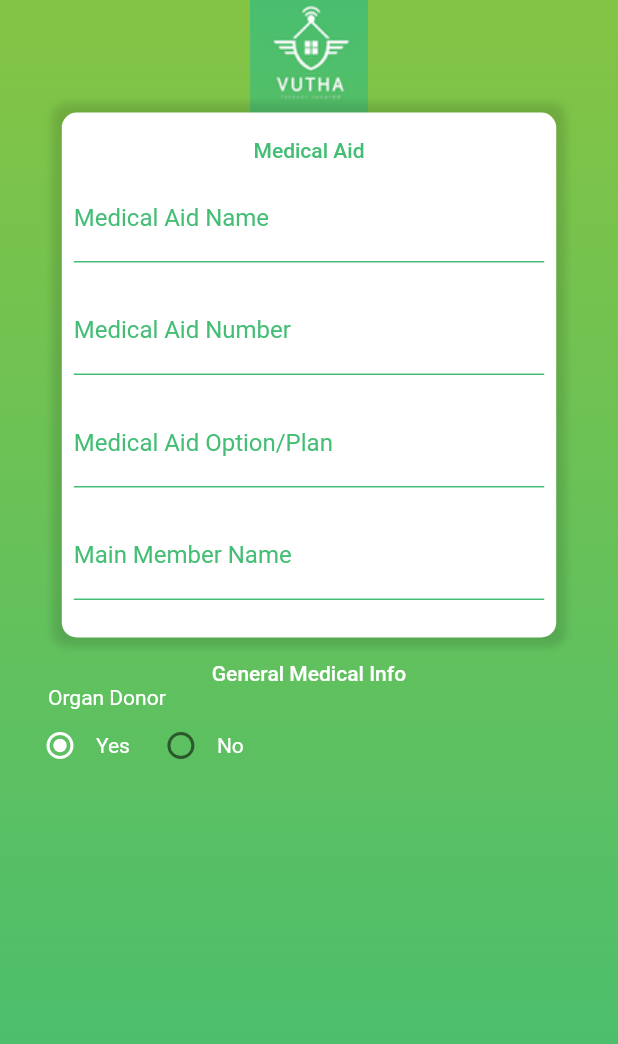
After one commit to Hasib74/VUTHA-APP, a Flutter app: the MedicalInfoScreen screen opened directly, on a phone screen of 412 x 824 dp. The commit adds this screen. Shown: the top 1044 px of the screen. Run offline on Flutter 3.47's test engine with Material 2 defaults, Android fonts, the phone set to English and light mode, and no system bars; our stand-ins replace firebase_auth, firebase_database, firebase_messaging, flutter_local_notifications, flutter_spinkit, geolocator and 3 more; missing offline and left inert: devicelocale, flutter_sim_country_code, geocoder; accounts and stored records are empty.

Commit message:
* BMedicalInfoScreen 50% done

```diff
--- a/lib/main.dart
+++ b/lib/main.dart
@@ -3,7 +3,7 @@ import 'package:provider/provider.dart';
 import 'package:vutha_app/src/Controller/SpController/SpController.dart';
 import 'package:vutha_app/src/Utls/Common.dart';
 import 'package:vutha_app/src/Utls/Functions.dart';
-import 'package:vutha_app/src/View/LogInAndRegistation/InitialPage.dart';
+import 'package:vutha_app/src/View/InitialPage.dart';
 import 'package:vutha_app/src/View/Map/MapActivity.dart';
 
 import 'package:vutha_app/src/Middleware/MasterCode.dart'
--- a/lib/src/View/Drawer/NavigationDrawer.dart
+++ b/lib/src/View/Drawer/NavigationDrawer.dart
@@ -6,8 +6,9 @@ import 'package:vutha_app/src/Utls/Functions.dart';
 import 'package:vutha_app/src/View/Chat/Chat.dart';
 import 'package:vutha_app/src/View/Edit/ChangePasswordOrNumber.dart';
 import 'package:vutha_app/src/View/History/History.dart';
-import 'package:vutha_app/src/View/LogInAndRegistation/InitialPage.dart';
+import 'package:vutha_app/src/View/InitialPage.dart';
 import 'package:vutha_app/src/Route/Routs.dart' as routes;
+import 'package:vutha_app/src/View/Medical/MedicalInfoScreen.dart';
 //import 'Chat';
 
 class NavigationDrawer extends StatelessWidget {
@@ -57,7 +58,7 @@ class NavigationDrawer extends StatelessWidget {
                       } catch (err) {}
                     },
                     leading: Icon(
-                      Icons.chat,
+                      Icons.chat_outlined,
                       color: AppColors.primaryColor,
                     ),
                     title: Text(
@@ -78,7 +79,7 @@ class NavigationDrawer extends StatelessWidget {
                       color: AppColors.primaryColor,
                     ),
                     title: Text(
-                      "Histoty",
+                      "History",
                       style: TextStyle(
                           color: AppColors.primaryColor,
                           fontWeight: FontWeight.bold,
@@ -100,6 +101,31 @@ class NavigationDrawer extends StatelessWidget {
                     ),
                     title: Text(
                       "Chnage Password Or Number",
+                      style: TextStyle(
+                          color: AppColors.primaryColor,
+                          fontWeight: FontWeight.bold,
+                          fontSize: 17),
+                    ),
+                  ),
+                  ListTile(
+                    onTap: () {
+                      // removeLogInInfo(context);
+
+                      print("Medical Info Screen");
+
+                      Navigator.pop(context);
+                      Navigator.push(
+                          context,
+                          new MaterialPageRoute(
+                              builder: (context) => MedicalInfoScreen()));
+
+                    },
+                    leading: Icon(
+                      Icons.medical_services_outlined,
+                      color: AppColors.primaryColor,
+                    ),
+                    title: Text(
+                      "Medical Bureau",
                       style: TextStyle(
                           color: AppColors.primaryColor,
                           fontWeight: FontWeight.bold,
--- a/lib/src/View/Edit/ChangeNumber.dart
+++ b/lib/src/View/Edit/ChangeNumber.dart
@@ -16,7 +16,19 @@ class ChangeNumber extends StatelessWidget {
   Widget build(BuildContext context) {
     final provider = Provider.of<ChangePasswordAndNumberProvider>(context);
 
-    return Column(
+    return Scaffold(
+      appBar: AppBar(
+        backgroundColor: Colors.transparent,
+        elevation: 0,
+        leading: InkWell(
+          onTap: () => Navigator.pop(context),
+          child: Icon(
+            Icons.arrow_back,
+            color: AppColors.primaryColor,
+          ),
+        ),
+      ),
+      body: Column(
         mainAxisAlignment: MainAxisAlignment.center,
         crossAxisAlignment: CrossAxisAlignment.center,
         children: [
@@ -67,8 +79,11 @@ class ChangeNumber extends StatelessWidget {
               },
               child: Container(
                 height: 40,
-              decoration: BoxDecoration(color: AppColors.primaryColor, boxShadow: [
-                BoxShadow(color: Colors.black26, blurRadius: 1, spreadRadius: 1)
+                decoration: BoxDecoration(
+                    color: AppColors.primaryColor,
+                    boxShadow: [
+                      BoxShadow(
+                          color: Colors.black26, blurRadius: 1, spreadRadius: 1)
                     ]),
                 child: Center(
                     child: Text(
@@ -82,6 +97,7 @@ class ChangeNumber extends StatelessWidget {
             ),
           ),
         ],
+      ),
     );
   }
 }
--- a/lib/src/View/Edit/ChangePasswordOrNumber.dart
+++ b/lib/src/View/Edit/ChangePasswordOrNumber.dart
@@ -4,6 +4,7 @@ import 'package:provider/provider.dart';
 import 'package:vutha_app/src/Middleware/MasterCode.dart';
 import 'package:vutha_app/src/Provider/Update/ChnagePasswordAndNumber.dart';
 import 'package:vutha_app/src/Route/Routs.dart';
+import 'package:vutha_app/src/Utls/AppConstant/AppColors.dart';
 import 'package:vutha_app/src/Utls/Common.dart';
 import 'package:vutha_app/src/View/Edit/ChangeNumber.dart';
 import 'package:vutha_app/src/View/Edit/ChangePassword.dart';
@@ -26,8 +27,6 @@ class ChangePasswordAndNumber extends StatelessWidget {
 
   @override
   Widget build(BuildContext context) {
-
-
     isMasterCodeChecked().then((value) {
       if (!value) {
         routeAndRemovePreviousRoute(
@@ -69,6 +68,17 @@ class ChangePasswordAndNumber extends StatelessWidget {
         }
       },
       child: Scaffold(
+        /* appBar: AppBar(
+          backgroundColor: Colors.transparent,
+          elevation: 0,
+          leading: InkWell(
+            onTap: () => Navigator.pop(context),
+            child: Icon(
+              Icons.arrow_back,
+              color: AppColors.primaryColor,
+            ),
+          ),
+        ),*/
         key: _globalKey,
         body: Stack(
           children: [
--- /dev/null
+++ b/lib/src/View/Medical/MedicalInfoScreen.dart
@@ -0,0 +1,213 @@
+import 'package:flutter/material.dart';
+import 'package:vutha_app/src/Utls/AppConstant/AppColors.dart';
+
+class MedicalInfoScreen extends StatefulWidget {
+  @override
+  _MedicalInfoScreenState createState() => _MedicalInfoScreenState();
+}
+
+class _MedicalInfoScreenState extends State<MedicalInfoScreen> {
+  var _organic_donor = 0;
+
+  @override
+  Widget build(BuildContext context) {
+    return Scaffold(
+      body: SafeArea(
+        child: Container(
+          height: MediaQuery.of(context).size.height,
+          width: MediaQuery.of(context).size.width,
+          decoration: BoxDecoration(
+              gradient: LinearGradient(colors: [
+            AppColors.secondaryColor,
+            AppColors.primaryColor,
+          ], begin: Alignment.topCenter, end: Alignment.bottomCenter)),
+          child: Column(
+            //  mainAxisAlignment: MainAxisAlignment.center,
+            crossAxisAlignment: CrossAxisAlignment.center,
+            children: [
+              _icon(),
+              _medical_aid(),
+              _generalMedicalInfo(),
+            ],
+          ),
+        ),
+      ),
+    );
+  }
+
+  _icon() {
+    return Image(image: AssetImage("Img/logo.jpg"));
+  }
+
+  _medical_aid() {
+    return Container(
+      height: 350,
+      width: MediaQuery.of(context).size.width * 0.8,
+      decoration: BoxDecoration(
+          color: Colors.white,
+          borderRadius: BorderRadius.all(Radius.circular(10)),
+          boxShadow: [
+            BoxShadow(color: Colors.black12, blurRadius: 4, spreadRadius: 6)
+          ]),
+      child: Column(
+        mainAxisAlignment: MainAxisAlignment.center,
+        crossAxisAlignment: CrossAxisAlignment.center,
+        children: [
+          Text(
+            "Medical Aid",
+            style: Theme.of(context)
+                .textTheme
+                .bodyText1
+                .copyWith(color: AppColors.primaryColor),
+          ),
+          Padding(
+            padding: const EdgeInsets.all(8.0),
+            child: TextField(
+              decoration: new InputDecoration(
+                //  hintText: "Medical Aid Name",
+                labelText: "Medical Aid Name",
+                labelStyle: new TextStyle(color: AppColors.primaryColor),
+                enabledBorder: UnderlineInputBorder(
+                  borderSide: BorderSide(color: AppColors.primaryColor),
+                ),
+                focusedBorder: UnderlineInputBorder(
+                  borderSide: BorderSide(color: AppColors.primaryColor),
+                ),
+                border: UnderlineInputBorder(
+                  borderSide: BorderSide(color: AppColors.primaryColor),
+                ),
+              ),
+            ),
+          ),
+          Padding(
+            padding: const EdgeInsets.all(8.0),
+            child: TextField(
+              decoration: new InputDecoration(
+                //  hintText: "Medical Aid Name",
+                labelText: "Medical Aid Number",
+                labelStyle: new TextStyle(color: AppColors.primaryColor),
+                enabledBorder: UnderlineInputBorder(
+                  borderSide: BorderSide(color: AppColors.primaryColor),
+                ),
+                focusedBorder: UnderlineInputBorder(
+                  borderSide: BorderSide(color: AppColors.primaryColor),
+                ),
+                border: UnderlineInputBorder(
+                  borderSide: BorderSide(color: AppColors.primaryColor),
+                ),
+              ),
+            ),
+          ),
+          Padding(
+            padding: const EdgeInsets.all(8.0),
+            child: TextField(
+              decoration: new InputDecoration(
+                //  hintText: "Medical Aid Name",
+                labelText: "Medical Aid Option/Plan",
+                labelStyle: new TextStyle(color: AppColors.primaryColor),
+                enabledBorder: UnderlineInputBorder(
+                  borderSide: BorderSide(color: AppColors.primaryColor),
+                ),
+                focusedBorder: UnderlineInputBorder(
+                  borderSide: BorderSide(color: AppColors.primaryColor),
+                ),
+                border: UnderlineInputBorder(
+                  borderSide: BorderSide(color: AppColors.primaryColor),
+                ),
+              ),
+            ),
+          ),
+          Padding(
+            padding: const EdgeInsets.all(8.0),
+            child: TextField(
+              decoration: new InputDecoration(
+                //  hintText: "Medical Aid Name",
+                labelText: "Main Member Name",
+                labelStyle: new TextStyle(color: AppColors.primaryColor),
+                enabledBorder: UnderlineInputBorder(
+                  borderSide: BorderSide(color: AppColors.primaryColor),
+                ),
+                focusedBorder: UnderlineInputBorder(
+                  borderSide: BorderSide(color: AppColors.primaryColor),
+                ),
+                border: UnderlineInputBorder(
+                  borderSide: BorderSide(color: AppColors.primaryColor),
+                ),
+              ),
+            ),
+          ),
+        ],
+      ),
+    );
+  }
+
+  _generalMedicalInfo() {
+    return Padding(
+      padding: const EdgeInsets.all(16.0),
+      child: Column(
+        children: [
+          Text(
+            "General Medical Info",
+            style: Theme.of(context)
+                .textTheme
+                .bodyText1
+                .copyWith(color: Colors.white),
+          ),
+          Align(
+              alignment: Alignment.centerLeft,
+              child: Padding(
+                padding: const EdgeInsets.only(left: 16.0),
+                child: Text(
+                  "Organ Donor",
+                  textAlign: TextAlign.start,
+                  style: Theme.of(context)
+                      .textTheme
+                      .bodyText2
+                      .copyWith(color: Colors.white),
+                ),
+              )),
+          Row(
+            children: [
+              Radio(
+                  activeColor: Colors.white,
+                  hoverColor: Colors.white,
+                  toggleable: true,
+                  value: 0,
+                  groupValue: _organic_donor,
+                  onChanged: _organicRadioButtonHandle),
+              Text(
+                "Yes",
+                style: Theme.of(context)
+                    .textTheme
+                    .bodyText2
+                    .copyWith(color: Colors.white),
+              ),
+              Container(
+                width: 10,
+              ),
+              Radio(
+                  activeColor: Colors.white,
+                  hoverColor: Colors.white,
+                  toggleable: true,
+                  value: 1,
+                  groupValue: _organic_donor,
+                  onChanged: _organicRadioButtonHandle),
+              Text(
+                "No",
+                style: Theme.of(context)
+                    .textTheme
+                    .bodyText2
+                    .copyWith(color: Colors.white),
+              ),
+            ],
+          )
+        ],
+      ),
+    );
+  }
+
+  void _organicRadioButtonHandle(int value) {
+    _organic_donor = value;
+    setState(() {});
+  }
+}
```
Also changed, not shown: lib/src/View/InitialPage.dart (renamed from lib/src/View/LogInAndRegistation/InitialPage.dart). Lines whose indentation alone changed are shown as unchanged.
